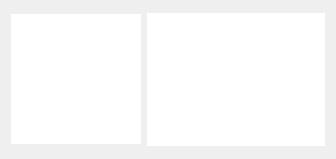
Qt form dishbox.ui (PKUCodeProjPractice/PKUDish) before a commit.
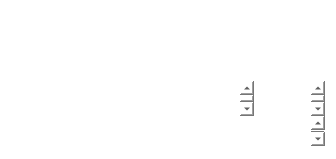
The same form after that commit.

Commit message: 浏览界面、随机界面的背景，dishbox的字体

Patch:
```diff
--- a/dishbox.ui
+++ b/dishbox.ui
@@ -19,6 +19,9 @@
   <property name="windowTitle">
    <string>Form</string>
   </property>
+  <property name="styleSheet">
+   <string notr="true">background-color: rgba(255, 255, 255, 0);</string>
+  </property>
   <layout class="QGridLayout" name="gridLayout">
    <item row="0" column="1">
     <layout class="QVBoxLayout" name="verticalLayout">
@@ -79,9 +82,13 @@
          </property>
          <property name="font">
           <font>
+           <family>华文新魏</family>
            <pointsize>16</pointsize>
           </font>
          </property>
+         <property name="styleSheet">
+          <string notr="true">background-color: rgba(255, 255, 255, 0);</string>
+         </property>
          <property name="frameShape">
           <enum>QFrame::NoFrame</enum>
          </property>
@@ -106,12 +113,17 @@
          </property>
          <property name="font">
           <font>
+           <family>华文新魏</family>
            <pointsize>16</pointsize>
+           <italic>false</italic>
           </font>
          </property>
          <property name="acceptDrops">
           <bool>true</bool>
          </property>
+         <property name="styleSheet">
+          <string notr="true">background-color: rgba(255, 255, 255, 0);</string>
+         </property>
          <property name="frameShape">
           <enum>QFrame::NoFrame</enum>
          </property>
@@ -135,10 +147,13 @@
        </property>
        <property name="font">
         <font>
-         <family>Microsoft YaHei UI</family>
+         <family>华文新魏</family>
          <pointsize>13</pointsize>
         </font>
        </property>
+       <property name="styleSheet">
+        <string notr="true">background-color: rgba(255, 255, 255, 0);</string>
+       </property>
        <property name="frameShape">
         <enum>QFrame::NoFrame</enum>
        </property>
```
Left out of the diff: 12 changed lines with no effect on the pictures. The commit also changes 4 other files.
